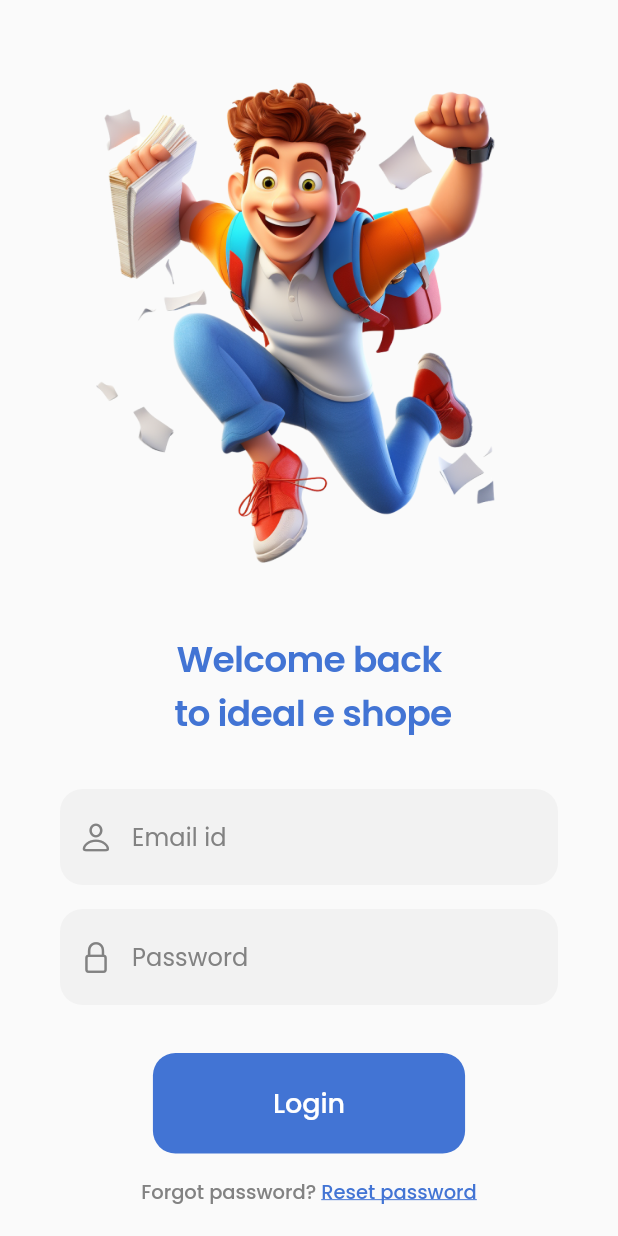
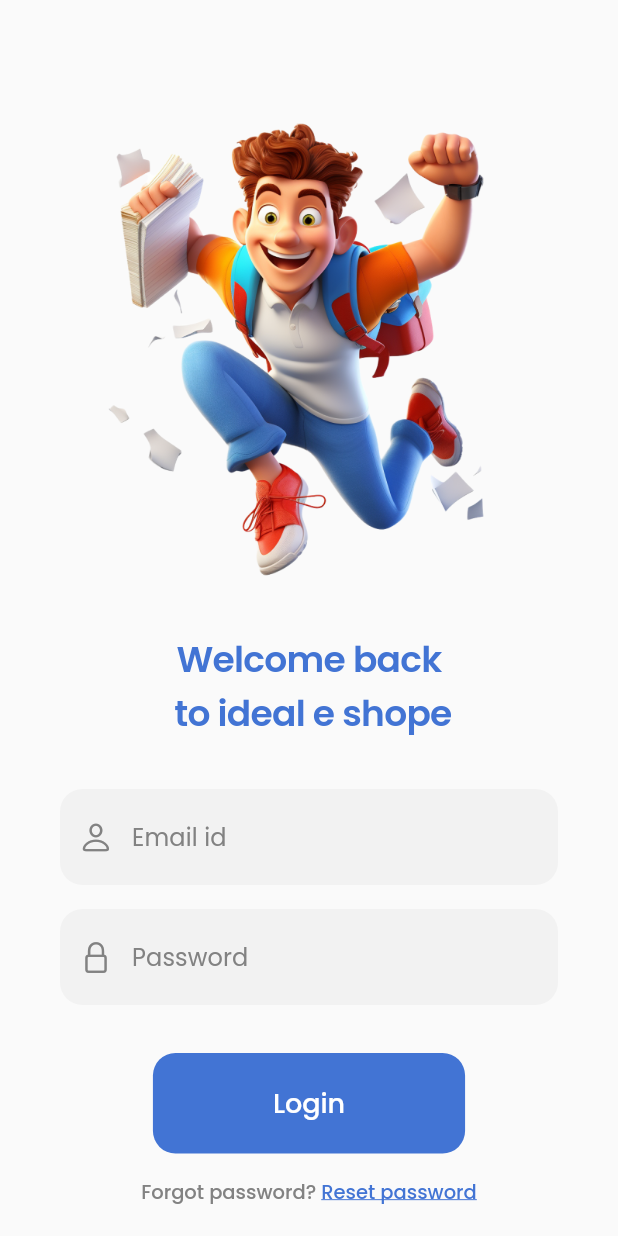
Before and after one commit to Irfan-kc/ideal_promoter, a Flutter app: the screen it shows after launch, on a phone screen of 412 x 824 dp. Run offline on Flutter 3.47's test engine with Material 2 defaults, Android fonts, the phone set to English and light mode, and no system bars.

Commit message:
login page render flex clear

```diff
--- a/lib/view/screen/login_page/login_page.dart
+++ b/lib/view/screen/login_page/login_page.dart
@@ -20,7 +20,9 @@ class LoginPage extends StatelessWidget {
         child: Column(
           mainAxisAlignment: MainAxisAlignment.center,
           children: [
-            const Expanded(
+            const KHeight(36),
+            const Flexible(
+              fit: FlexFit.tight,
               child: Image(
                 image: AssetImage('assets/images/stunning_3D_cartoon.png'),
               ),
--- a/pubspec.yaml
+++ b/pubspec.yaml
@@ -61,7 +61,7 @@ flutter:
 
   # To add assets to your application, add an assets section, like this:
   assets:
-    - assets/images/stunning_3D_cartoon.png
+    - assets/images/
   #   - images/a_dot_ham.jpeg
 
   # An image asset can refer to one or more resolution-specific "variants", see
```
Also changed, not shown: pubspec.lock.
